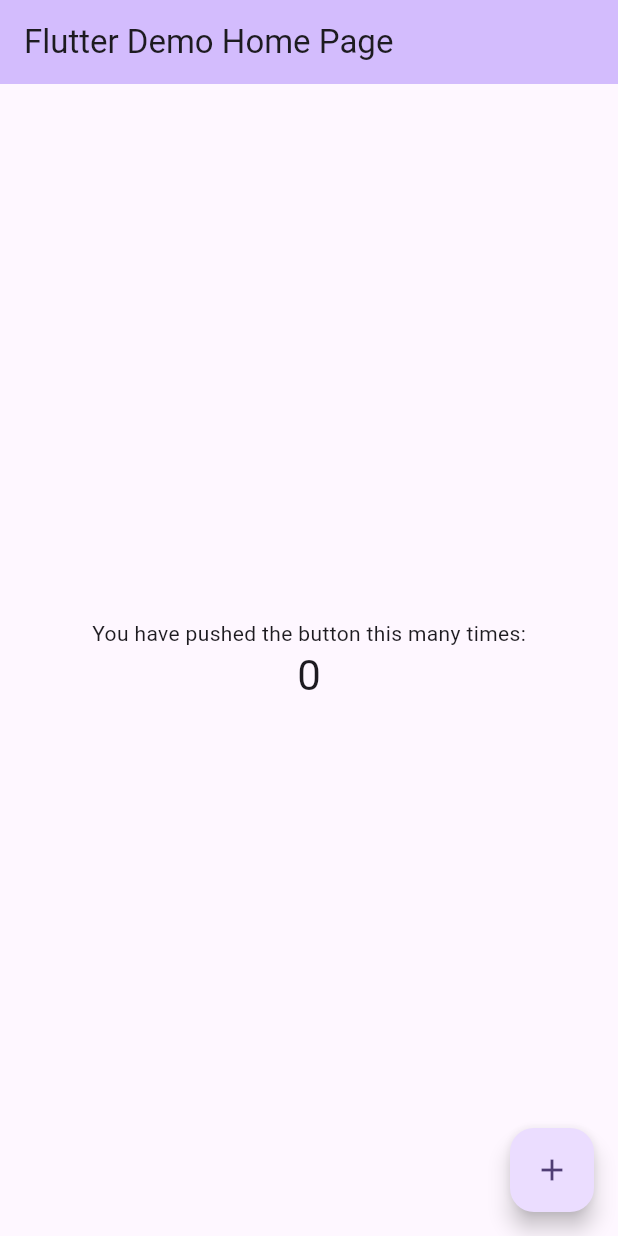
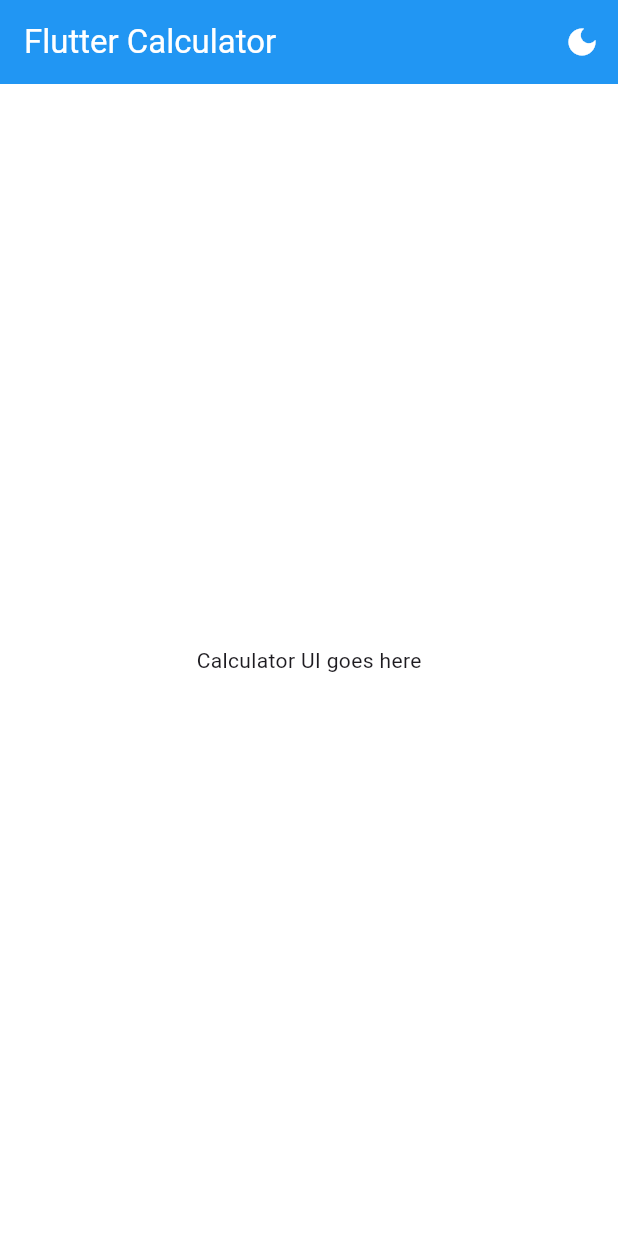
Before and after one commit to hien-dao/MobAppDev_HW01, a Flutter app: the screen it shows after launch, on a phone screen of 412 x 824 dp. Run offline on Flutter 3.47's test engine with Material 3 defaults, Android fonts, the phone set to English and light mode, and no system bars.

Commit message:
Add theme toggle functionality and create caculator_screen

```diff
--- a/lib/main.dart
+++ b/lib/main.dart
@@ -1,122 +1,52 @@
 import 'package:flutter/material.dart';
+import 'screens/calculator_screen.dart';
 
 void main() {
   runApp(const MyApp());
 }
 
-class MyApp extends StatelessWidget {
+class MyApp extends StatefulWidget {
   const MyApp({super.key});
 
-  // This widget is the root of your application.
   @override
-  Widget build(BuildContext context) {
-    return MaterialApp(
-      title: 'Flutter Demo',
-      theme: ThemeData(
-        // This is the theme of your application.
-        //
-        // TRY THIS: Try running your application with "flutter run". You'll see
-        // the application has a purple toolbar. Then, without quitting the app,
-        // try changing the seedColor in the colorScheme below to Colors.green
-        // and then invoke "hot reload" (save your changes or press the "hot
-        // reload" button in a Flutter-supported IDE, or press "r" if you used
-        // the command line to start the app).
-        //
-        // Notice that the counter didn't reset back to zero; the application
-        // state is not lost during the reload. To reset the state, use hot
-        // restart instead.
-        //
-        // This works for code too, not just values: Most code changes can be
-        // tested with just a hot reload.
-        colorScheme: .fromSeed(seedColor: Colors.deepPurple),
-      ),
-      home: const MyHomePage(title: 'Flutter Demo Home Page'),
-    );
-  }
+  State<MyApp> createState() => _MyAppState();
 }
 
-class MyHomePage extends StatefulWidget {
-  const MyHomePage({super.key, required this.title});
+class _MyAppState extends State<MyApp> {
+  ThemeMode _themeMode = ThemeMode.light;
 
-  // This widget is the home page of your application. It is stateful, meaning
-  // that it has a State object (defined below) that contains fields that affect
-  // how it looks.
-
-  // This class is the configuration for the state. It holds the values (in this
-  // case the title) provided by the parent (in this case the App widget) and
-  // used by the build method of the State. Fields in a Widget subclass are
-  // always marked "final".
-
-  final String title;
-
-  @override
-  State<MyHomePage> createState() => _MyHomePageState();
-}
-
-class _MyHomePageState extends State<MyHomePage> {
-  int _counter = 0;
-
-  void _incrementCounter() {
+  void toggleTheme() {
     setState(() {
-      // This call to setState tells the Flutter framework that something has
-      // changed in this State, which causes it to rerun the build method below
-      // so that the display can reflect the updated values. If we changed
-      // _counter without calling setState(), then the build method would not be
-      // called again, and so nothing would appear to happen.
-      _counter++;
+      _themeMode =
+        _themeMode == ThemeMode.light ? ThemeMode.dark : ThemeMode.light;
     });
   }
 
   @override
   Widget build(BuildContext context) {
-    // This method is rerun every time setState is called, for instance as done
-    // by the _incrementCounter method above.
-    //
-    // The Flutter framework has been optimized to make rerunning build methods
-    // fast, so that you can just rebuild anything that needs updating rather
-    // than having to individually change instances of widgets.
-    return Scaffold(
-      appBar: AppBar(
-        // TRY THIS: Try changing the color here to a specific color (to
-        // Colors.amber, perhaps?) and trigger a hot reload to see the AppBar
-        // change color while the other colors stay the same.
-        backgroundColor: Theme.of(context).colorScheme.inversePrimary,
-        // Here we take the value from the MyHomePage object that was created by
-        // the App.build method, and use it to set our appbar title.
-        title: Text(widget.title),
-      ),
-      body: Center(
-        // Center is a layout widget. It takes a single child and positions it
-        // in the middle of the parent.
-        child: Column(
-          // Column is also a layout widget. It takes a list of children and
-          // arranges them vertically. By default, it sizes itself to fit its
-          // children horizontally, and tries to be as tall as its parent.
-          //
-          // Column has various properties to control how it sizes itself and
-          // how it positions its children. Here we use mainAxisAlignment to
-          // center the children vertically; the main axis here is the vertical
-          // axis because Columns are vertical (the cross axis would be
-          // horizontal).
-          //
-          // TRY THIS: Invoke "debug painting" (choose the "Toggle Debug Paint"
-          // action in the IDE, or press "p" in the console), to see the
-          // wireframe for each widget.
-          mainAxisAlignment: .center,
-          children: [
-            const Text('You have pushed the button this many times:'),
-            Text(
-              '$_counter',
-              style: Theme.of(context).textTheme.headlineMedium,
-            ),
-          ],
+    return MaterialApp(
+      title: 'Flutter Calculator',
+
+      theme: ThemeData(
+        brightness: Brightness.light,
+        scaffoldBackgroundColor: Colors.white,
+        appBarTheme: const AppBarTheme(
+          backgroundColor: Colors.blue,
+          foregroundColor: Colors.white,
         ),
       ),
-      floatingActionButton: FloatingActionButton(
-        onPressed: _incrementCounter,
-        tooltip: 'Increment',
-        child: const Icon(Icons.add),
+
+      darkTheme: ThemeData(
+        brightness: Brightness.dark,
+        scaffoldBackgroundColor: Colors.black87,
+        appBarTheme: const AppBarTheme(
+          backgroundColor: Colors.deepPurple,
+          foregroundColor: Colors.white,
+        ),
       ),
+      themeMode: _themeMode,
+
+      home: CalculatorScreen(onToggleTheme: toggleTheme),
     );
   }
 }
--- /dev/null
+++ b/lib/screens/calculator_screen.dart
@@ -0,0 +1,33 @@
+import 'package:flutter/material.dart';
+
+class CalculatorScreen extends StatefulWidget {
+  final VoidCallback onToggleTheme;
+  const CalculatorScreen({super.key, required this.onToggleTheme});
+
+  @override
+  State<CalculatorScreen> createState() => _CalculatorScreenState();
+}
+
+class _CalculatorScreenState extends State<CalculatorScreen> {
+  @override
+  Widget build(BuildContext context) {
+    return Scaffold(
+      appBar: AppBar(
+        title: const Text('Flutter Calculator'),
+        actions: [
+          IconButton(
+            icon: Icon(
+              Theme.of(context).brightness == Brightness.dark
+                  ? Icons.light_mode
+                  : Icons.dark_mode,
+            ),
+            onPressed: widget.onToggleTheme,
+          ),
+        ],
+      ),
+      body: const Center(
+        child: Text('Calculator UI goes here'),
+      ),
+    );
+  }
+}
```
